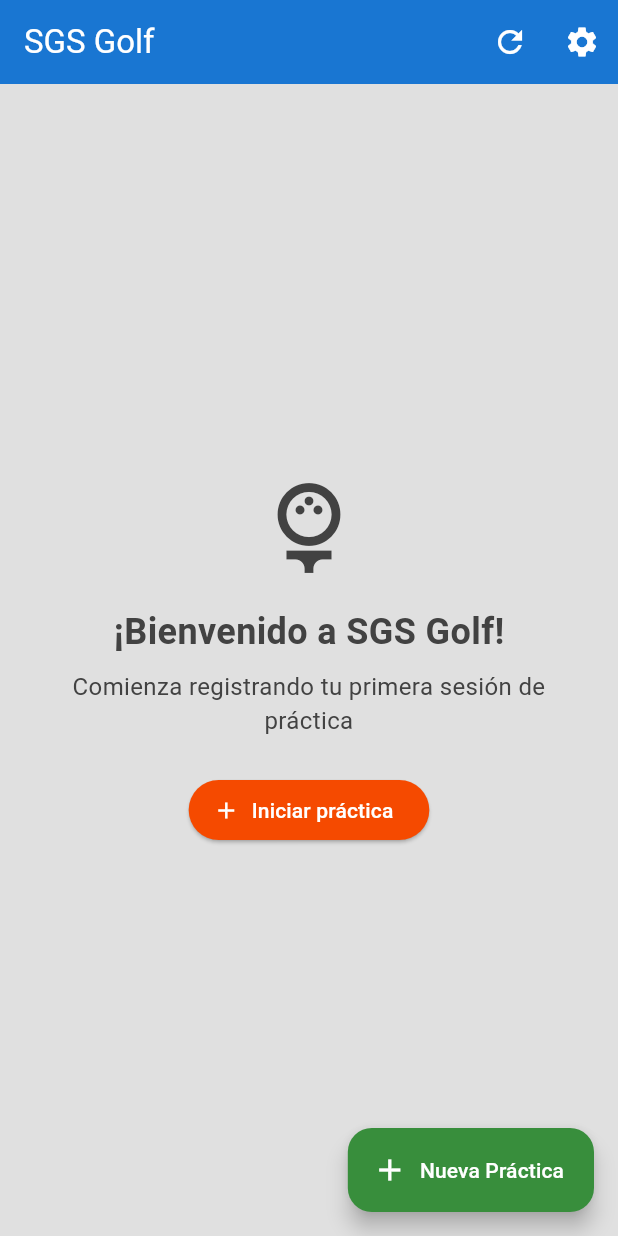
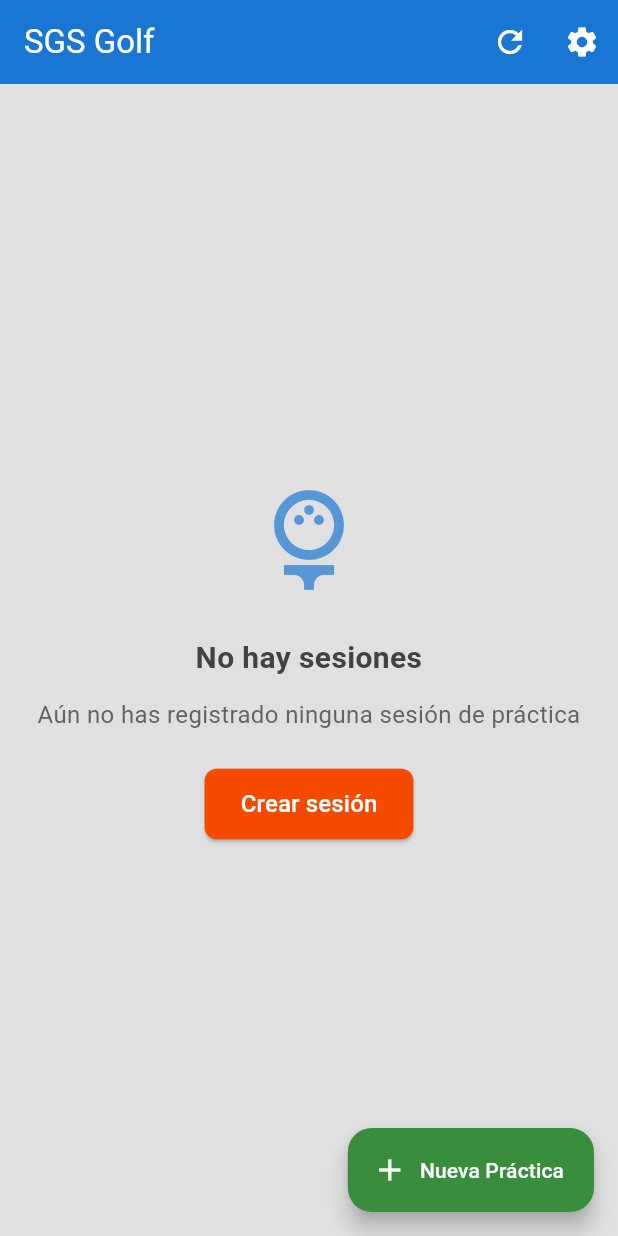
Before and after one commit to elmae/sgs_golf, a Flutter app: the screen it shows after launch, on a phone screen of 412 x 824 dp. Run offline on Flutter 3.47's test engine with Material 3 defaults, Android fonts, the phone set to English and light mode, and no system bars; our stand-ins replace hive, hive_flutter; accounts and stored records are empty.

Commit message:
feat(shared): crea componentes de carga y estado vacío reutilizables

````diff
--- a/lib/features/dashboard/dashboard_screen.dart
+++ b/lib/features/dashboard/dashboard_screen.dart
@@ -5,6 +5,8 @@ import 'package:sgs_golf/core/theme/app_theme.dart';
 import 'package:sgs_golf/features/dashboard/providers/dashboard_provider.dart';
 import 'package:sgs_golf/features/dashboard/session_list_widget.dart';
 import 'package:sgs_golf/features/demo/routes.dart';
+import 'package:sgs_golf/shared/widgets/app_empty_state_widget.dart';
+import 'package:sgs_golf/shared/widgets/app_loading_widget.dart';
 
 /// Pantalla principal que sirve como hub central de la aplicación
 ///
@@ -65,7 +67,10 @@ class _DashboardScreenState extends State<DashboardScreen> {
         child: Consumer<DashboardProvider>(
           builder: (context, dashboardProvider, child) {
             if (dashboardProvider.isLoading) {
-              return const Center(child: CircularProgressIndicator());
+              return const AppLoadingWidget(
+                message: 'Cargando sesiones...',
+                showBackground: true,
+              );
             }
 
             if (dashboardProvider.error != null) {
@@ -95,7 +100,14 @@ class _DashboardScreenState extends State<DashboardScreen> {
             }
 
             if (dashboardProvider.sessions.isEmpty) {
-              return _buildEmptyState();
+              return AppEmptyStateWidget(
+                icon: Icons.sports_golf,
+                title: 'No hay sesiones',
+                message: 'Aún no has registrado ninguna sesión de práctica',
+                buttonText: 'Crear sesión',
+                onButtonPressed: () =>
+                    Navigator.pushNamed(context, AppRoutes.practice),
+              );
             }
 
             return _buildDashboardContent(dashboardProvider);
@@ -109,39 +121,6 @@ class _DashboardScreenState extends State<DashboardScreen> {
         label: const Text('Nueva Práctica'),
         icon: const Icon(Icons.add),
         backgroundColor: AppColors.verdeCampo,
-      ),
-    );
-  }
-
-  Widget _buildEmptyState() {
-    return Center(
-      child: Column(
-        mainAxisAlignment: MainAxisAlignment.center,
-        children: [
-          const Icon(Icons.sports_golf, size: 72, color: AppColors.grisOscuro),
-          const SizedBox(height: 16),
-          const Text(
-            '¡Bienvenido a SGS Golf!',
-            style: TextStyle(fontSize: 24, fontWeight: FontWeight.bold),
-          ),
-          const SizedBox(height: 8),
-          const Padding(
-            padding: EdgeInsets.symmetric(horizontal: 32),
-            child: Text(
-              'Comienza registrando tu primera sesión de práctica',
-              textAlign: TextAlign.center,
-              style: TextStyle(fontSize: 16),
-            ),
-          ),
-          const SizedBox(height: 24),
-          ElevatedButton.icon(
-            icon: const Icon(Icons.add),
-            label: const Text('Iniciar práctica'),
-            onPressed: () {
-              Navigator.of(context).pushNamed(AppRoutes.practice);
-            },
-          ),
-        ],
       ),
     );
   }
--- /dev/null
+++ b/lib/shared/widgets/app_empty_state_widget.dart
@@ -0,0 +1,118 @@
+import 'package:flutter/material.dart';
+import 'package:sgs_golf/core/theme/app_theme.dart';
+
+/// Widget para mostrar estados vacíos o sin datos en toda la aplicación.
+///
+/// Este componente muestra una ilustración (icono) y un mensaje descriptivo
+/// cuando no hay datos disponibles para mostrar, con un botón de acción opcional.
+/// El diseño sigue la paleta de colores institucional de SGS Golf.
+///
+/// Ejemplo:
+/// ```dart
+/// AppEmptyStateWidget(
+///   icon: Icons.sports_golf,
+///   title: 'No hay sesiones',
+///   message: 'Aún no has registrado sesiones de práctica',
+///   buttonText: 'Crear sesión',
+///   onButtonPressed: () => Navigator.pushNamed(context, '/practice'),
+/// )
+/// ```
+class AppEmptyStateWidget extends StatelessWidget {
+  /// Icono a mostrar
+  final IconData icon;
+
+  /// Título para el estado vacío
+  final String title;
+
+  /// Mensaje descriptivo
+  final String message;
+
+  /// Texto del botón de acción (opcional)
+  final String? buttonText;
+
+  /// Función callback para el botón (opcional)
+  final VoidCallback? onButtonPressed;
+
+  /// Tamaño del icono
+  final double iconSize;
+
+  /// Color del icono (usa color del tema por defecto)
+  final Color? iconColor;
+
+  const AppEmptyStateWidget({
+    super.key,
+    required this.icon,
+    required this.title,
+    required this.message,
+    this.buttonText,
+    this.onButtonPressed,
+    this.iconSize = 80.0,
+    this.iconColor,
+  });
+
+  @override
+  Widget build(BuildContext context) {
+    return Center(
+      child: Padding(
+        padding: const EdgeInsets.all(24.0),
+        child: Column(
+          mainAxisAlignment: MainAxisAlignment.center,
+          children: [
+            Icon(
+              icon,
+              size: iconSize,
+              color:
+                  iconColor ??
+                  AppColors.azulProfundo.withAlpha(178), // 0.7 * 255 = 178
+              semanticLabel: 'Icono de estado vacío',
+            ),
+            const SizedBox(height: 24.0),
+            Text(
+              title,
+              style: const TextStyle(
+                fontSize: 20.0,
+                fontWeight: FontWeight.bold,
+                color: AppColors.grisOscuro,
+              ),
+              textAlign: TextAlign.center,
+            ),
+            const SizedBox(height: 12.0),
+            Text(
+              message,
+              style: TextStyle(
+                fontSize: 16.0,
+                color: AppColors.grisOscuro.withAlpha(204), // 0.8 * 255 = 204
+              ),
+              textAlign: TextAlign.center,
+            ),
+            if (buttonText != null && onButtonPressed != null)
+              Padding(
+                padding: const EdgeInsets.only(top: 24.0),
+                child: ElevatedButton(
+                  onPressed: onButtonPressed,
+                  style: ElevatedButton.styleFrom(
+                    backgroundColor: AppColors.zanahoriaIntensa,
+                    foregroundColor: Colors.white,
+                    padding: const EdgeInsets.symmetric(
+                      horizontal: 24.0,
+                      vertical: 12.0,
+                    ),
+                    shape: RoundedRectangleBorder(
+                      borderRadius: BorderRadius.circular(8.0),
+                    ),
+                  ),
+                  child: Text(
+                    buttonText!,
+                    style: const TextStyle(
+                      fontSize: 16.0,
+                      fontWeight: FontWeight.w500,
+                    ),
+                  ),
+                ),
+              ),
+          ],
+        ),
+      ),
+    );
+  }
+}
````
Also changed, not shown: lib/features/analysis/analysis_screen.dart (+69 -4 lines), lib/features/analysis/providers/analysis_provider.dart (+32 -1 lines), lib/features/dashboard/session_list_widget.dart (+10 -16 lines), lib/shared/widgets/app_loading_widget.dart (added, +102 -0 lines), 3 other files.
